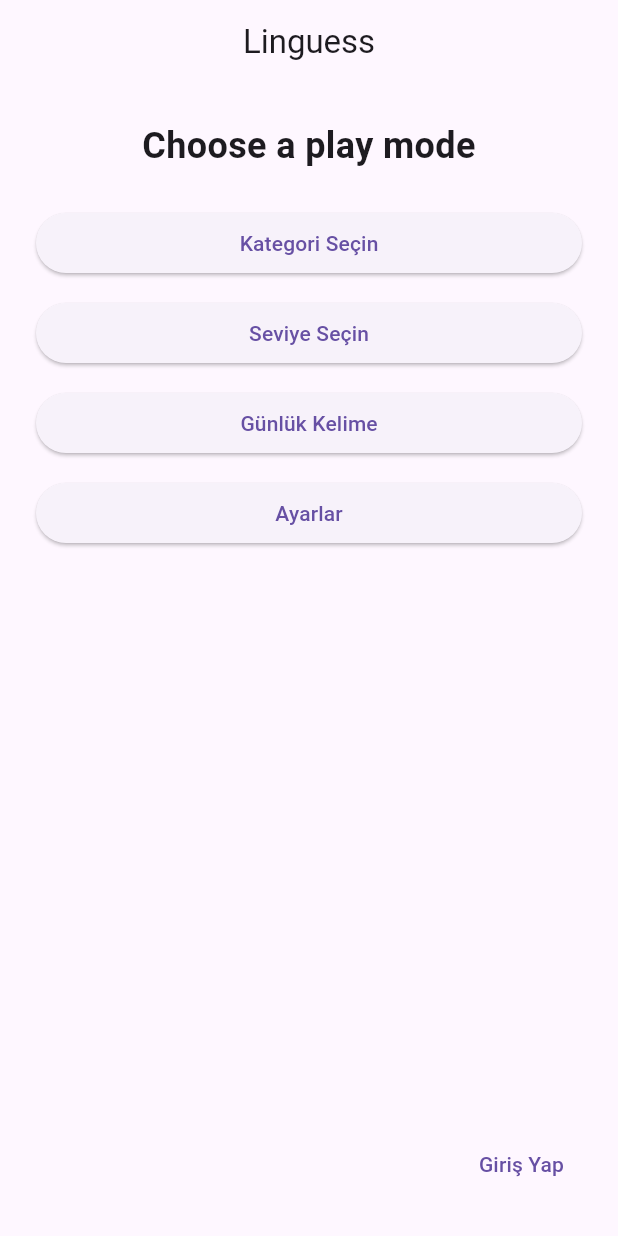
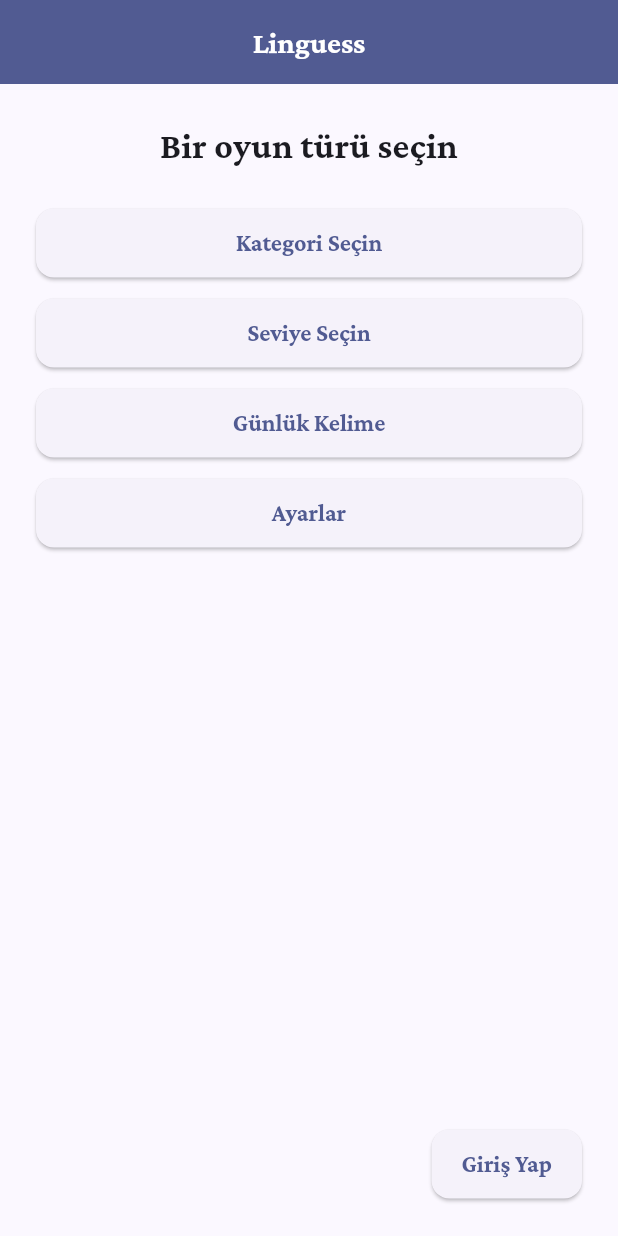
Before and after one commit to furkanuysal/linguess, a Flutter app: the screen it shows after launch, on a phone screen of 412 x 824 dp. Run offline on Flutter 3.47's test engine with Material 3 defaults, Android fonts, the phone set to English and light mode, and no system bars; our stand-ins replace cloud_firestore, firebase_auth, firebase_core, flutter_riverpod, google_fonts, shared_preferences; accounts and stored records are empty; Roboto replaces fonts that are missing (Poppins).

Commit message:
feat(ui): Add dark theme and app icons

```diff
--- a/lib/features/home/home_mobile.dart
+++ b/lib/features/home/home_mobile.dart
@@ -20,15 +20,18 @@
   @override
   Widget build(BuildContext context) {
     return Scaffold(
-      appBar: AppBar(title: const Text('Linguess'), centerTitle: true),
+      appBar: AppBar(
+        title: Text(AppLocalizations.of(context)!.appTitle),
+        centerTitle: true,
+      ),
       body: Padding(
         padding: const EdgeInsets.all(24.0),
         child: Column(
           crossAxisAlignment: CrossAxisAlignment.stretch,
           children: [
-            const Text(
-              'Choose a play mode',
-              style: TextStyle(fontSize: 24, fontWeight: FontWeight.bold),
+            Text(
+              AppLocalizations.of(context)!.mainMenuPlayModeSelection,
+              style: const TextStyle(fontSize: 24, fontWeight: FontWeight.bold),
               textAlign: TextAlign.center,
             ),
             const SizedBox(height: 24),
@@ -68,7 +71,7 @@
 
                 return Align(
                   alignment: Alignment.bottomRight,
-                  child: TextButton(
+                  child: ElevatedButton(
                     onPressed: () {
                       if (user == null) {
                         Navigator.of(context).push(
--- a/lib/main.dart
+++ b/lib/main.dart
@@ -1,8 +1,10 @@
 import 'package:flutter/material.dart';
 import 'package:flutter_localizations/flutter_localizations.dart';
 import 'package:linguess/features/home/home_selector.dart';
+import 'package:linguess/features/settings/settings_controller.dart';
 import 'package:linguess/l10n/generated/app_localizations.dart';
 import 'package:firebase_core/firebase_core.dart';
+import 'package:linguess/theme/app_theme.dart';
 import 'firebase_options.dart';
 import 'package:flutter_riverpod/flutter_riverpod.dart';
 
@@ -12,14 +14,23 @@
   runApp(const ProviderScope(child: LinguessApp()));
 }
 
-class LinguessApp extends StatelessWidget {
+class LinguessApp extends ConsumerWidget {
   const LinguessApp({super.key});
 
   @override
-  Widget build(BuildContext context) {
-    return MaterialApp(
+  Widget build(BuildContext context, WidgetRef ref) {
+    final asyncState = ref.watch(settingsControllerProvider);
+
+    return asyncState.when(
+      loading: () => const Center(child: CircularProgressIndicator()),
+      error: (e, _) => Center(
+        child: Text('${AppLocalizations.of(context)!.errorOccurred}: $e'),
+      ),
+      data: (settings) => MaterialApp(
         onGenerateTitle: (context) => AppLocalizations.of(context)!.appTitle,
-      theme: ThemeData(primarySwatch: Colors.indigo, fontFamily: 'Poppins'),
+        theme: AppTheme.light,
+        darkTheme: AppTheme.dark,
+        themeMode: settings.darkMode ? ThemeMode.dark : ThemeMode.light,
         debugShowCheckedModeBanner: false,
         localizationsDelegates: const [
           AppLocalizations.delegate,
@@ -33,6 +44,7 @@
           Locale('de'), // German
         ],
         home: const HomeSelector(),
+      ),
     );
   }
 }
--- /dev/null
+++ b/lib/theme/app_theme.dart
@@ -0,0 +1,67 @@
+import 'package:flutter/material.dart';
+import 'color_schemes.dart';
+import 'typography.dart';
+
+class AppTheme {
+  static ThemeData _base(ColorScheme scheme) {
+    final textTheme = AppTypography.textTheme(scheme);
+
+    return ThemeData(
+      useMaterial3: true,
+      colorScheme: scheme,
+      textTheme: textTheme,
+
+      // AppBar
+      appBarTheme: AppBarTheme(
+        centerTitle: true,
+        elevation: 0,
+        backgroundColor: scheme.primary,
+        foregroundColor: scheme.onPrimary,
+        titleTextStyle: textTheme.titleLarge?.copyWith(color: scheme.onPrimary),
+        iconTheme: IconThemeData(color: scheme.onPrimary),
+      ),
+
+      // ElevatedButton
+      elevatedButtonTheme: ElevatedButtonThemeData(
+        style: ButtonStyle(
+          textStyle: WidgetStatePropertyAll(textTheme.labelLarge),
+          padding: const WidgetStatePropertyAll(
+            EdgeInsets.symmetric(horizontal: 20, vertical: 14),
+          ),
+          shape: WidgetStatePropertyAll(
+            RoundedRectangleBorder(borderRadius: BorderRadius.circular(12)),
+          ),
+        ),
+      ),
+
+      // TextButton
+      textButtonTheme: TextButtonThemeData(
+        style: ButtonStyle(
+          textStyle: WidgetStatePropertyAll(textTheme.labelLarge),
+          shape: WidgetStatePropertyAll(
+            RoundedRectangleBorder(borderRadius: BorderRadius.circular(12)),
+          ),
+        ),
+      ),
+
+      // OutlinedButton
+      outlinedButtonTheme: OutlinedButtonThemeData(
+        style: ButtonStyle(
+          textStyle: WidgetStatePropertyAll(textTheme.labelLarge),
+          shape: WidgetStatePropertyAll(
+            RoundedRectangleBorder(borderRadius: BorderRadius.circular(12)),
+          ),
+        ),
+      ),
+      bottomSheetTheme: BottomSheetThemeData(
+        backgroundColor: scheme.surface,
+        shape: const RoundedRectangleBorder(
+          borderRadius: BorderRadius.vertical(top: Radius.circular(24)),
+        ),
+      ),
+    );
+  }
+
+  static ThemeData get light => _base(AppColorSchemes.light);
+  static ThemeData get dark => _base(AppColorSchemes.dark);
+}
--- /dev/null
+++ b/lib/theme/color_schemes.dart
@@ -0,0 +1,16 @@
+import 'package:flutter/material.dart';
+
+/// Material 3 ColorSchemes
+class AppColorSchemes {
+  static const seed = Colors.indigo;
+
+  static ColorScheme light = ColorScheme.fromSeed(
+    seedColor: seed,
+    brightness: Brightness.light,
+  );
+
+  static ColorScheme dark = ColorScheme.fromSeed(
+    seedColor: seed,
+    brightness: Brightness.dark,
+  );
+}
--- /dev/null
+++ b/lib/theme/typography.dart
@@ -0,0 +1,54 @@
+import 'package:flutter/material.dart';
+import 'package:google_fonts/google_fonts.dart';
+
+/// Typography (Crimson Pro, w700 default).
+class AppTypography {
+  // Title, subtitle, body, label sizes
+  static const double bodyLg = 18;
+  static const double bodyMd = 16;
+  static const double bodySm = 14;
+
+  static const double headlineLg = 28;
+  static const double headlineMd = 24;
+  static const double headlineSm = 22;
+
+  static const double titleLg = 20;
+  static const double titleMd = 18;
+  static const double titleSm = 16;
+
+  static const double labelLg = 16;
+  static const double labelMd = 14;
+  static const double labelSm = 12;
+
+  static TextTheme textTheme(ColorScheme scheme) {
+    // Default styles w700 (bold), Crimson Pro.
+    TextStyle base(double size) =>
+        GoogleFonts.crimsonPro(fontWeight: FontWeight.w700, fontSize: size);
+
+    return TextTheme(
+      // Body
+      bodyLarge: base(bodyLg),
+      bodyMedium: base(bodyMd),
+      bodySmall: base(bodySm),
+
+      // Headline
+      headlineLarge: base(headlineLg),
+      headlineMedium: base(headlineMd),
+      headlineSmall: base(headlineSm),
+
+      // Title
+      titleLarge: base(titleLg),
+      titleMedium: base(titleMd),
+      titleSmall: base(titleSm),
+
+      // Label
+      labelLarge: base(labelLg),
+      labelMedium: base(labelMd),
+      labelSmall: base(labelSm),
+    ).apply(
+      // Change text colors based on theme
+      bodyColor: scheme.onSurface,
+      displayColor: scheme.onSurface,
+    );
+  }
+}
--- a/pubspec.yaml
+++ b/pubspec.yaml
@@ -50,6 +50,7 @@
   google_fonts: ^6.2.1
   flame: ^1.30.0
   change_app_package_name: ^1.5.0
+  flutter_launcher_icons: ^0.14.4
 
 dev_dependencies:
   flutter_test:
```
Also changed, not shown: flutter_launcher_icons.yaml (added, +34 -0 lines), lib/features/settings/settings_controller.dart (+14 -1 lines), lib/features/settings/settings_sheet.dart (+10 -2 lines), lib/features/settings/settings_state.dart (+8 -1 lines), lib/l10n/app_de.arb (+12 -0 lines), lib/l10n/app_es.arb (+12 -0 lines), lib/l10n/app_tr.arb (+12 -0 lines), lib/pages/word_game_page.dart (+11 -3 lines), lib/providers/word_game_provider.dart (+15 -10 lines), assets/icon/linguess512x512.png (added), lib/l10n/generated/app_localizations.dart, lib/l10n/generated/app_localizations_de.dart, lib/l10n/generated/app_localizations_es.dart, lib/l10n/generated/app_localizations_tr.dart, 1 more files, 13 other files. Lines whose indentation alone changed are shown as unchanged.
